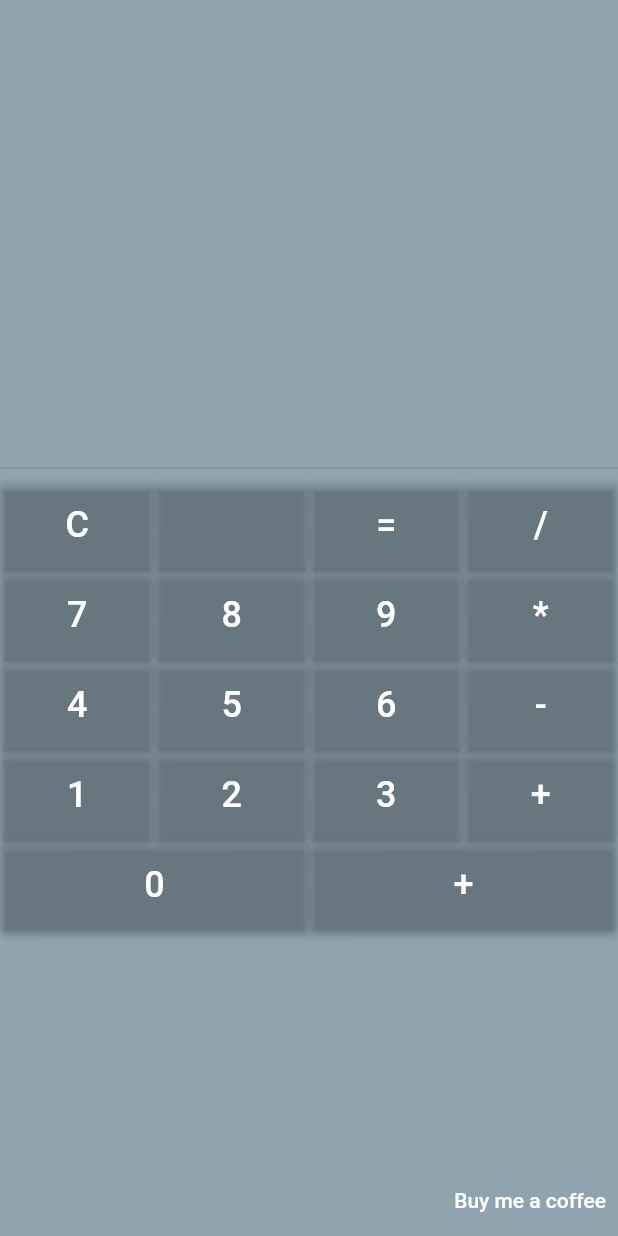
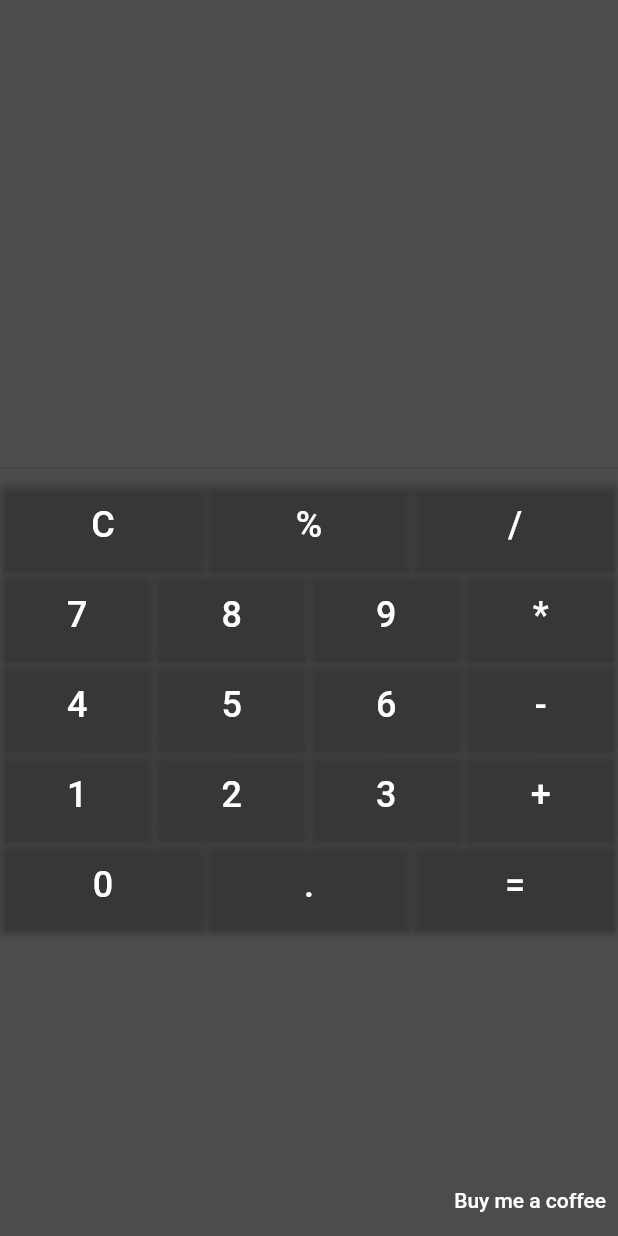
Before and after one commit to chirtu/calculator__Setup, a Flutter app: the screen it shows after launch, on a phone screen of 412 x 824 dp. Run offline on Flutter 3.47's test engine with Material 2 defaults, Android fonts, the phone set to English and light mode, and no system bars; our stand-ins replace google_fonts, math_expressions.

Commit message:
Initial Commit

```diff
--- a/lib/main.dart
+++ b/lib/main.dart
@@ -76,7 +76,7 @@ class _CalculatorScreenState extends State<CalculatorScreen> {
   @override
   Widget build(BuildContext context) {
     return Scaffold(
-      backgroundColor: Colors.blueGrey.withOpacity(.7),
+      backgroundColor: Colors.transparent.withOpacity(.7),
       bottomNavigationBar: Column(
         mainAxisAlignment: MainAxisAlignment.end,
         children: [
@@ -87,7 +87,7 @@ class _CalculatorScreenState extends State<CalculatorScreen> {
               padding: EdgeInsets.all(16.0),
               child: Text(
                 _expression,
-                style: TextStyle(fontSize: 32.0),
+                style:  GoogleFonts.roboto(fontSize: 40.0,color: Colors.white),
               ),
             ),
           ),
@@ -99,8 +99,7 @@ class _CalculatorScreenState extends State<CalculatorScreen> {
                 Row(
                   children: [
                     _buildButton('C'),
-                    _buildButton(''),
-                    _buildButton('='),
+                    _buildButton('%'),
                     _buildButton('/'),
                   ],
                 ),
@@ -131,7 +130,8 @@ class _CalculatorScreenState extends State<CalculatorScreen> {
                 Row(
                   children: [
                     _buildButton('0'),
-                    _buildButton('+'),
+                    _buildButton('.'),
+                    _buildButton('='),
                   ],
                 ),
               ],
```
Also changed, not shown: 1 other file.
